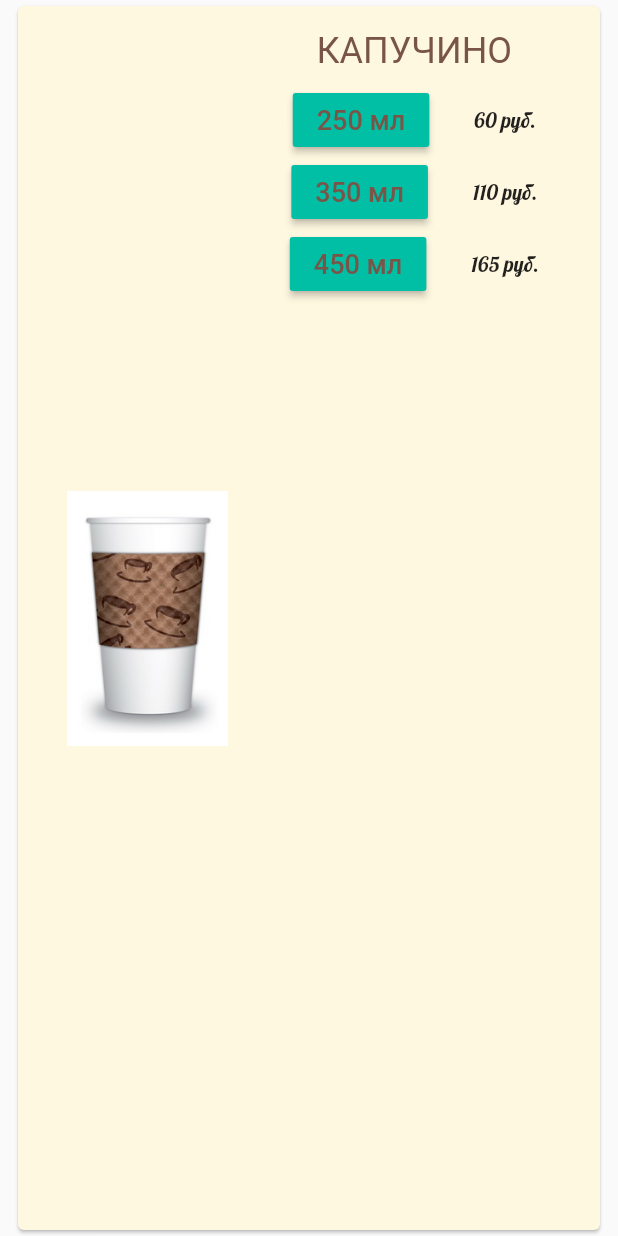
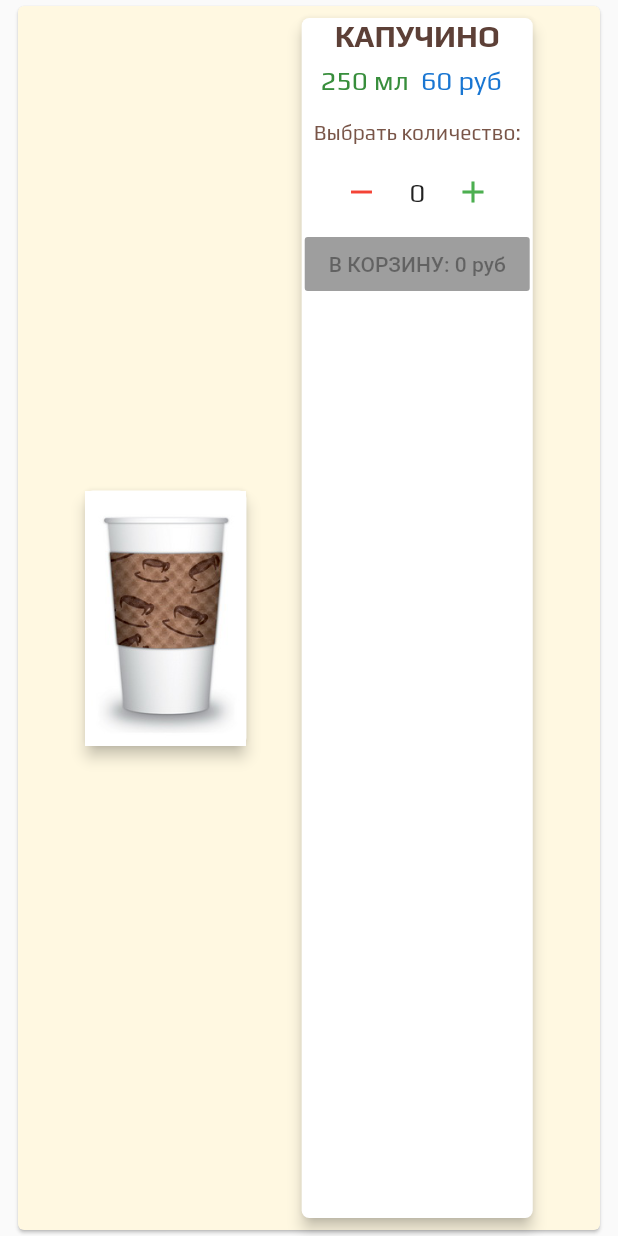
Before and after one commit to CoMatu/coffee, a Flutter app: the ProductCard widget shown alone on an empty page, opened directly, on a phone screen of 412 x 824 dp. Run offline on Flutter 3.47's test engine with Material 2 defaults, Android fonts, the phone set to English and light mode, and no system bars.

Commit message:
остановился на карточках продуктов

```diff
--- a/lib/card.dart
+++ b/lib/card.dart
@@ -8,7 +8,6 @@ const Color _amber = Color(0xFFFFF8E1);
 const Color _green = Color(0xFF00BFA5);
 
 class ProductCard extends StatefulWidget {
-
   @override
   ProductCardState createState() {
     return ProductCardState();
@@ -16,7 +15,6 @@ class ProductCard extends StatefulWidget {
 }
 
 class ProductCardState extends State<ProductCard> {
-
   @override
   Widget build(BuildContext context) {
     // TODO: implement build
@@ -24,103 +22,99 @@ class ProductCardState extends State<ProductCard> {
       padding: const EdgeInsets.only(left: 8.0, right: 8.0),
       child: Card(
         color: _amber,
+        child: Padding(
+          padding: const EdgeInsets.all(8.0),
           child: Row(
             mainAxisAlignment: MainAxisAlignment.spaceEvenly,
             children: <Widget>[
-              SizedBox(
-                height: 170.0,
-                child: Image.asset(
-                  'assets/product_images/americano.png'
+              Container( height: 170.0,
+                  child:
+                  Material(
+                    elevation: 4.0,
+                    color: Colors.white,
+                    borderRadius: BorderRadius.circular(5.0),
+                    child: Image.asset('assets/product_images/americano.png'),
+                  )),
+              Container(
+                child: Material(
+                  elevation: 4.0,
+                    color: Colors.white,
+                  borderRadius: BorderRadius.circular(5.0),
+                  child: Column(
+                    children: <Widget>[
+                      Text(
+                        'КАПУЧИНО',
+                        style: TextStyle(
+                            fontFamily: 'Play',
+                            fontSize: 20.0,
+                            fontWeight: FontWeight.bold,
+                            color: Colors.brown[700]),
                       ),
+                      Row(
+                        mainAxisAlignment: MainAxisAlignment.spaceAround,
+                        children: <Widget>[
+                          Text(
+                            '250 мл',
+                            style: TextStyle(
+                                fontFamily: 'Play',
+                                fontSize: 18.0,
+                                color: Colors.green[700]),
                           ),
                           Padding(
                             padding: const EdgeInsets.all(8.0),
-                child: Column(
-                  children: <Widget>[
+                            child: Text(
+                              '60 руб',
+                              style: TextStyle(
+                                  fontFamily: 'Play',
+                                  fontSize: 18.0,
+                                  color: Colors.blue[700]),
+                            ),
+                          )
+                        ],
+                      ),
                       Padding(
                         padding: const EdgeInsets.all(8.0),
-                      child: Text('КАПУЧИНО',
+                        child: Text(
+                          'Выбрать количество:',
                           style: TextStyle(
-                        color: _brawn,
-                        fontSize: 24.0
-                      ),),
+                              fontFamily: 'Play',
+                              fontSize: 14.0,
+                              color: Colors.brown),
+                        ),
                       ),
                       Row(
                         children: <Widget>[
-                        RaisedButton(
-                          color: _green,
-                          child: Text('250 мл',
+                          IconButton(
+                            color: Colors.red,
+                            icon: Icon(Icons.remove),
+                            onPressed: () {},
+                          ),
+                          Padding(
+                            padding: const EdgeInsets.all(8.0),
+                            child: Text(
+                              '0',
                               style: TextStyle(
-                            color: _brawn,
-                            fontSize: 18.0
+                                fontFamily: 'Play',
+                                fontSize: 18.0,
                               ),
                             ),
-                          onPressed: (){
-
-                          },
                           ),
-                        Padding(
-                          padding: const EdgeInsets.only(left: 30.0),
-                          child: Text('60 руб.',
-                          style: TextStyle(
-                            fontFamily: 'Lobster'
+                          IconButton(
+                            color: Colors.green,
+                            icon: Icon(Icons.add),
+                            onPressed: () {},
+                          )
+                        ],
+                      ),
+                      RaisedButton(
+                        child: Text('В КОРЗИНУ: 0 руб'),
+                      )
+                    ],
                   ),
                 ),
               )
             ],
           ),
-                    Row(
-                      children: <Widget>[
-                        RaisedButton(
-                          color: _green,
-                          child: Text('350 мл',
-                            style: TextStyle(
-                                color: _brawn,
-                              fontSize: 18.0
-                            ),
-                          ),
-                          onPressed: (){
-
-                          },
-                        ),
-                        Padding(
-                          padding: const EdgeInsets.only(left: 30.0),
-                          child: Text('110 руб.',
-                            style: TextStyle(
-                                fontFamily: 'Lobster'
-                            ),
-                          ),
-                        )
-                      ],
-                    ),
-                    Row(
-                      children: <Widget>[
-                        RaisedButton(
-                          color: _green,
-                          child: Text('450 мл',
-                            style: TextStyle(
-                                color: _brawn,
-                              fontSize: 18.0
-                            ),
-                          ),
-                          onPressed: (){
-
-                          },
-                        ),
-                        Padding(
-                          padding: const EdgeInsets.only(left: 30.0),
-                          child: Text('165 руб.',
-                            style: TextStyle(
-                                fontFamily: 'Lobster'
-                            ),
-                          ),
-                        )
-                      ],
-                    )
-                  ],
-                ),
-              )
-            ],
         ),
       ),
     );
--- a/lib/home.dart
+++ b/lib/home.dart
@@ -1,5 +1,6 @@
 import 'dart:math' as math;
 
+import 'package:coffee/card.dart';
 import 'package:flutter/material.dart';
 import 'package:flutter/rendering.dart';
 
@@ -563,6 +564,21 @@ class _AnimationDemoHomeState extends State<AnimationDemoHome> {
     }
     return false;
   }
+  bool _handleScrollNotificationList(
+      ScrollNotification notification, double midScrollOffset) {
+    if (notification.depth == 0 && notification is ScrollUpdateNotification) {
+      final ScrollPhysics physics =
+          _scrollControllerSingle.position.pixels >= midScrollOffset
+              ? const PageScrollPhysics()
+              : const NeverScrollableScrollPhysics();
+      if (physics != _headingScrollPhysics) {
+        setState(() {
+          _headingScrollPhysics = physics;
+        });
+      }
+    }
+    return false;
+  }
 
   void _maybeScroll(double midScrollOffset, int pageIndex, double xOffset) {
     if (_scrollController.offset < midScrollOffset) {
@@ -704,16 +720,15 @@ class _AnimationDemoHomeState extends State<AnimationDemoHome> {
                       },
                       child: PageView(
                         controller: _detailsPageController,
-                        children: allSections.map((Section section) {
-                          return SingleChildScrollView(
-                            //TODO разобраться с поведением при скроллинге, не долистывает карточки
+                        children: <Widget>[
+                          ListView.builder(
+                            itemCount: 5,
                             controller: _scrollControllerSingle,
-                            child: Column(
-                              crossAxisAlignment: CrossAxisAlignment.stretch,
-                              children: _detailItemsFor(section).toList(),
-                            ),
-                          );
-                        }).toList(),
+                            itemBuilder: (BuildContext context, index){
+                              return ProductCard();
+                            },
+                          )
+                        ]
                       ),
                     ),
                   ),
--- a/pubspec.yaml
+++ b/pubspec.yaml
@@ -27,3 +27,7 @@ flutter:
     - family: Lobster
       fonts:
         - asset: fonts/Lobster-Regular.ttf
+    - family: Play
+      fonts:
+        - asset: fonts/Play-Bold.ttf
+        - asset: fonts/Play-Regular.ttf
```
Also changed, not shown: fonts/Play-Bold.ttf (added), fonts/Play-Regular.ttf (added). Lines whose indentation alone changed are shown as unchanged.
